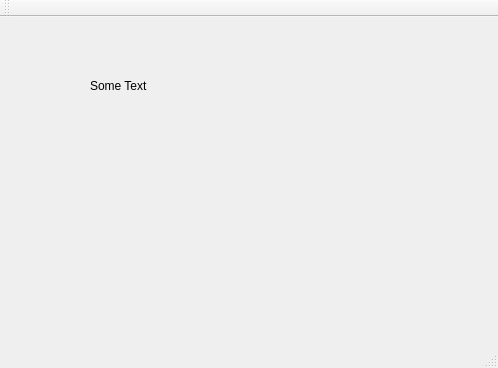
Qt form mainwindow.ui (sprinklej/00100100) before a commit.
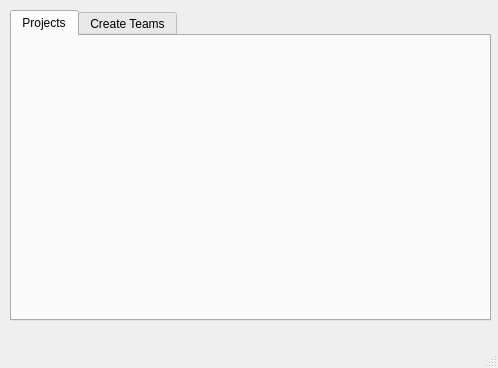
The same form after that commit.

The edit to the form file:
```diff
--- a/mainwindow.ui
+++ b/mainwindow.ui
@@ -14,18 +14,28 @@
    <string>cuPID</string>
   </property>
   <widget class="QWidget" name="centralWidget">
-   <widget class="QLabel" name="label">
+   <widget class="QTabWidget" name="tabWidget">
     <property name="geometry">
      <rect>
-      <x>90</x>
-      <y>60</y>
-      <width>201</width>
-      <height>17</height>
+      <x>10</x>
+      <y>10</y>
+      <width>481</width>
+      <height>311</height>
      </rect>
     </property>
-    <property name="text">
-     <string>Some Text</string>
+    <property name="currentIndex">
+     <number>0</number>
     </property>
+    <widget class="QWidget" name="tab_Projects">
+     <attribute name="title">
+      <string>Projects</string>
+     </attribute>
+    </widget>
+    <widget class="QWidget" name="tab_CreateTeams">
+     <attribute name="title">
+      <string>Create Teams</string>
+     </attribute>
+    </widget>
    </widget>
   </widget>
   <widget class="QMenuBar" name="menuBar">
@@ -38,17 +48,6 @@
     </rect>
    </property>
   </widget>
-  <widget class="QToolBar" name="mainToolBar">
-   <property name="focusPolicy">
-    <enum>Qt::NoFocus</enum>
-   </property>
-   <attribute name="toolBarArea">
-    <enum>TopToolBarArea</enum>
-   </attribute>
-   <attribute name="toolBarBreak">
-    <bool>true</bool>
-   </attribute>
-  </widget>
   <widget class="QStatusBar" name="statusBar"/>
  </widget>
  <layoutdefault spacing="6" margin="11"/>
```
